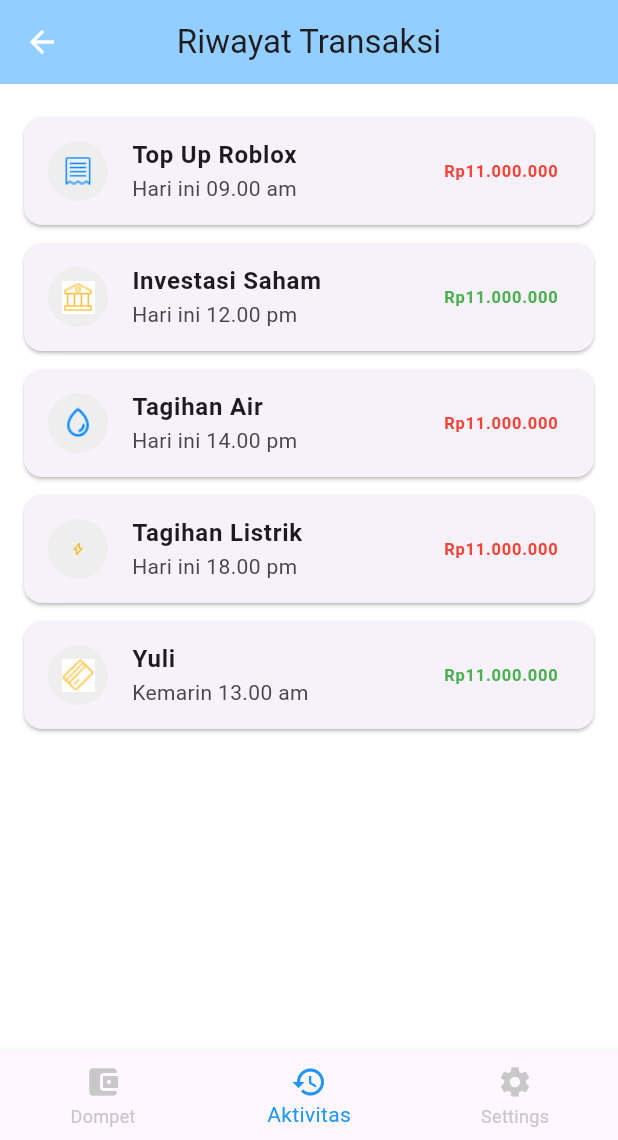
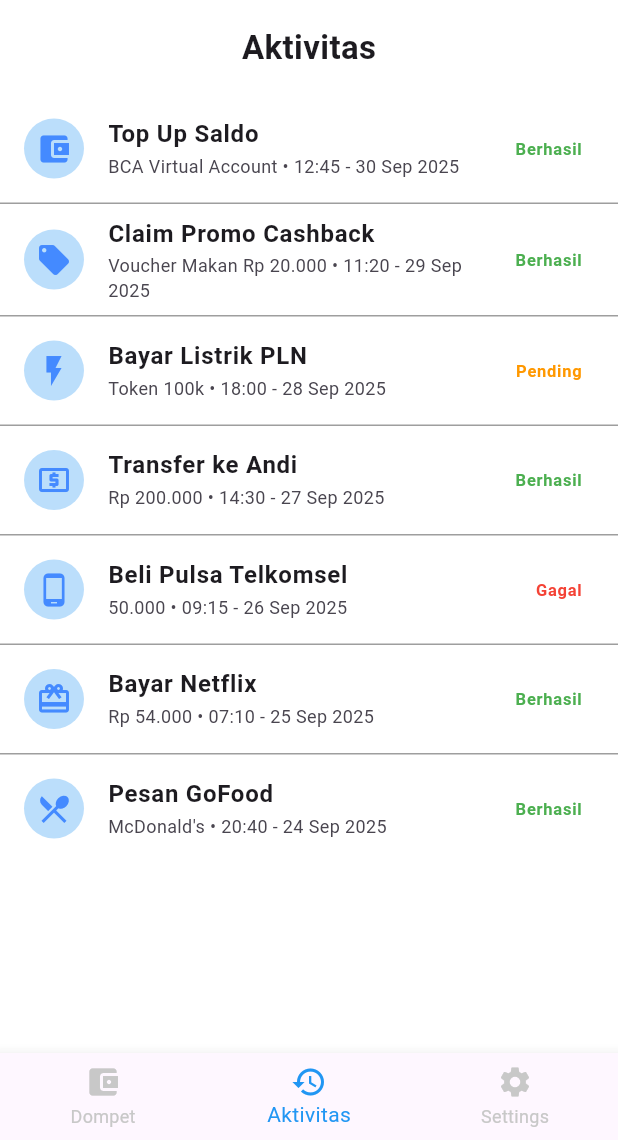
Before and after one commit to AbrahamRusty/RUPIX, a Flutter app: the WalletHomePage screen opened by its route, item 2 of the bottom bar chosen, on a phone screen of 412 x 824 dp, the part 96-1236 px from its top. Run offline on Flutter 3.47's test engine with Material 3 defaults, Android fonts, the light colour scheme and no system bars; our stand-ins replace fl_chart, local_auth, simple_icons; missing offline and left inert: mobile_scanner.

Commit message:
Penambahan AktivitasPage Bottom Navbar

```diff
--- a/rupix_app/lib/Pages/WalletHomePage.dart
+++ b/rupix_app/lib/Pages/WalletHomePage.dart
@@ -4,6 +4,7 @@ import 'package:rupix_app/Pages/settings/setting_home_screen.dart';
 import 'package:rupix_app/QrCode/scan_qr_page.dart';
 import 'package:rupix_app/Pages/RiwayatTransaksi/RiwayatTransaksi.dart';
 import 'package:rupix_app/Pages/Login/welcomecrypto.dart';
+import 'package:rupix_app/Pages/aktivitas.dart';
 
 class WalletHomePage extends StatefulWidget {
   const WalletHomePage({super.key});
@@ -26,7 +27,7 @@ class _WalletHomePageState extends State<WalletHomePage> {
   // ✅ Pages untuk BottomNav
   late final List<Widget> _pages = [
     _buildMainWalletPage(),
-    const RiwayatTransaksiPage(),
+    const AktivitasPage(), // ✅ FIX supaya muncul dummy Aktivitas
     SettingsHomeScreen(onMenuTap: () {
       debugPrint("Menu tapped in SettingsHomeScreen");
     }),
--- /dev/null
+++ b/rupix_app/lib/Pages/aktivitas.dart
@@ -0,0 +1,121 @@
+import 'package:flutter/material.dart';
+
+class AktivitasPage extends StatelessWidget {
+  const AktivitasPage({super.key});
+
+  @override
+  Widget build(BuildContext context) {
+    // Dummy data aktivitas
+    final List<Map<String, dynamic>> aktivitas = [
+      {
+        "icon": Icons.account_balance_wallet,
+        "title": "Top Up Saldo",
+        "subtitle": "BCA Virtual Account",
+        "time": "12:45 - 30 Sep 2025",
+        "status": "Berhasil"
+      },
+      {
+        "icon": Icons.local_offer,
+        "title": "Claim Promo Cashback",
+        "subtitle": "Voucher Makan Rp 20.000",
+        "time": "11:20 - 29 Sep 2025",
+        "status": "Berhasil"
+      },
+      {
+        "icon": Icons.flash_on,
+        "title": "Bayar Listrik PLN",
+        "subtitle": "Token 100k",
+        "time": "18:00 - 28 Sep 2025",
+        "status": "Pending"
+      },
+      {
+        "icon": Icons.local_atm,
+        "title": "Transfer ke Andi",
+        "subtitle": "Rp 200.000",
+        "time": "14:30 - 27 Sep 2025",
+        "status": "Berhasil"
+      },
+      {
+        "icon": Icons.phone_android,
+        "title": "Beli Pulsa Telkomsel",
+        "subtitle": "50.000",
+        "time": "09:15 - 26 Sep 2025",
+        "status": "Gagal"
+      },
+      {
+        "icon": Icons.card_giftcard,
+        "title": "Bayar Netflix",
+        "subtitle": "Rp 54.000",
+        "time": "07:10 - 25 Sep 2025",
+        "status": "Berhasil"
+      },
+      {
+        "icon": Icons.local_dining,
+        "title": "Pesan GoFood",
+        "subtitle": "McDonald's",
+        "time": "20:40 - 24 Sep 2025",
+        "status": "Berhasil"
+      },
+    ];
+
+    return Scaffold(
+      body: SafeArea(
+        child: Column(
+          crossAxisAlignment: CrossAxisAlignment.stretch,
+          children: [
+            // Judul halaman (centered)
+            Padding(
+              padding: const EdgeInsets.all(16.0),
+              child: Center(
+                child: Text(
+                  "Aktivitas",
+                  style: const TextStyle(
+                    fontSize: 22,
+                    fontWeight: FontWeight.bold,
+                  ),
+                ),
+              ),
+            ),
+
+            // List aktivitas
+            Expanded(
+              child: ListView.separated(
+                itemCount: aktivitas.length,
+                separatorBuilder: (_, __) =>
+                    const Divider(height: 1, color: Colors.grey),
+                itemBuilder: (context, index) {
+                  final item = aktivitas[index];
+                  return ListTile(
+                    leading: CircleAvatar(
+                      backgroundColor: Colors.blue.shade100,
+                      child: Icon(item["icon"], color: Colors.blueAccent),
+                    ),
+                    title: Text(
+                      item["title"],
+                      style: const TextStyle(fontWeight: FontWeight.bold),
+                    ),
+                    subtitle: Text(
+                      "${item["subtitle"]} • ${item["time"]}",
+                      style: const TextStyle(fontSize: 12),
+                    ),
+                    trailing: Text(
+                      item["status"],
+                      style: TextStyle(
+                        color: item["status"] == "Berhasil"
+                            ? Colors.green
+                            : item["status"] == "Pending"
+                                ? Colors.orange
+                                : Colors.red,
+                        fontWeight: FontWeight.bold,
+                      ),
+                    ),
+                  );
+                },
+              ),
+            ),
+          ],
+        ),
+      ),
+    );
+  }
+}
```
Also changed, not shown: rupix_app/lib/aktivitas.dart (deleted).
